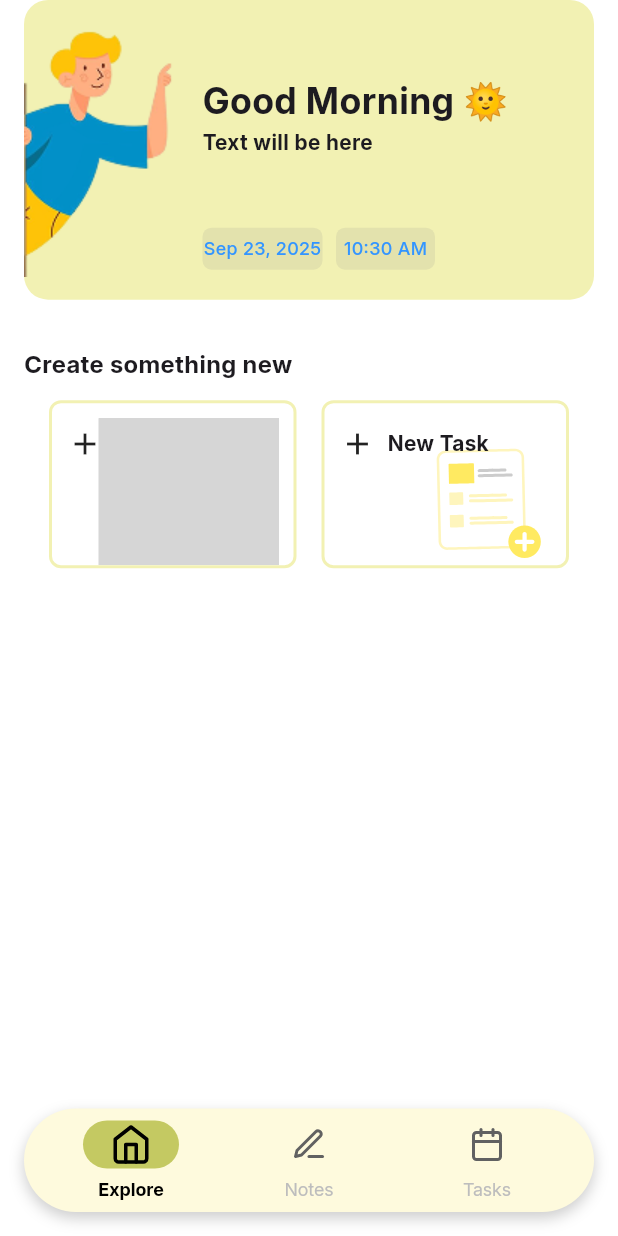
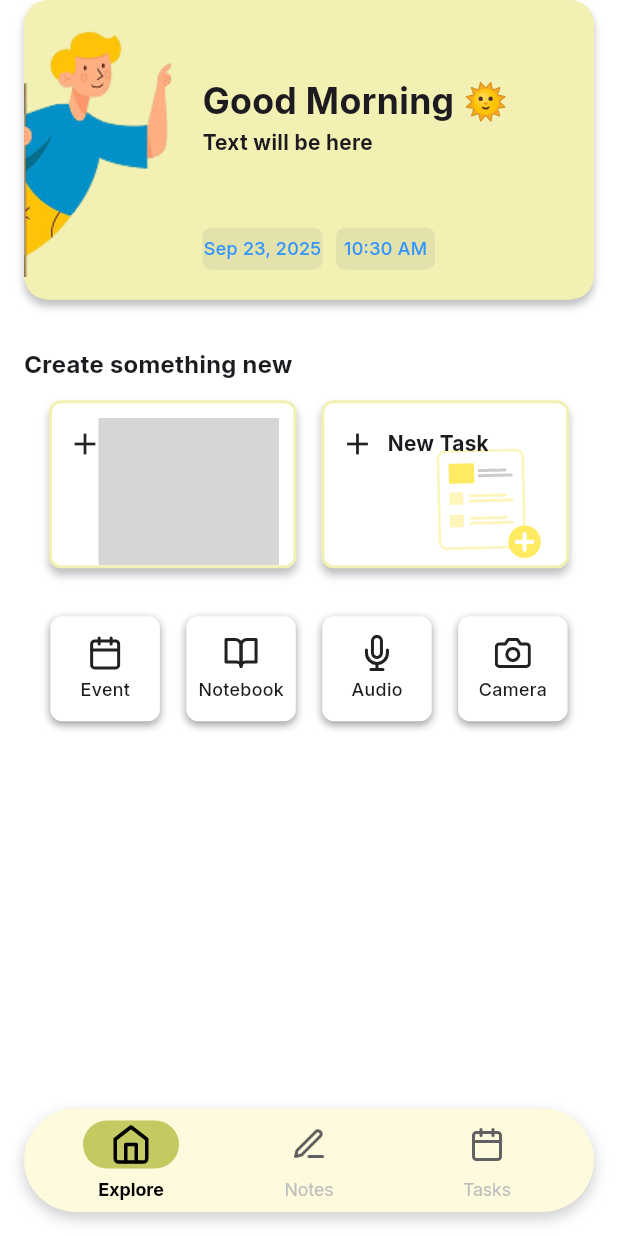
Before and after one commit to Ahmedmo1910/notes_app, a Flutter app: the screen it shows after launch, on a phone screen of 412 x 824 dp. Run offline on Flutter 3.47's test engine with Material 3 defaults, Android fonts, the phone set to English and light mode, and no system bars; our stand-ins replace flutter_svg, lottie; grey boxes are pictures that could not be loaded.

Commit message:
Add new icons and create different notes widget with styling

```diff
--- /dev/null
+++ b/lib/widgets/create_different_notes.dart
@@ -0,0 +1,43 @@
+import 'package:flutter/material.dart';
+import 'package:flutter_svg/flutter_svg.dart';
+import 'package:notes/utils/app_text_styles.dart';
+
+class CreateDifferentNotes extends StatelessWidget {
+  final String iconPath;
+  final String text;
+  const CreateDifferentNotes({
+    super.key,
+    required this.iconPath,
+    required this.text,
+  });
+
+  @override
+  Widget build(BuildContext context) {
+    return Container(
+      width: 73,
+      height: 70,
+      decoration: BoxDecoration(
+        color: Color(0XFFFFFFFF),
+        borderRadius: BorderRadius.circular(8),
+        boxShadow: [
+          BoxShadow(
+            color: Colors.grey[500] ?? Colors.grey,
+            offset: Offset(0, 2),
+            blurRadius: 4,
+            spreadRadius: 0,
+          ),
+        ],
+      ),
+      child: Column(
+        mainAxisSize: MainAxisSize.min,
+        mainAxisAlignment: MainAxisAlignment.center,
+        crossAxisAlignment: CrossAxisAlignment.center,
+        children: [
+          SvgPicture.asset(iconPath),
+          SizedBox(height: 4,),
+          Text(text, style: AppTextStyles.regular12),
+        ],
+      ),
+    );
+  }
+}
--- a/lib/widgets/create_something_new_widget.dart
+++ b/lib/widgets/create_something_new_widget.dart
@@ -13,7 +13,7 @@ class CreateSomethingNewWidget extends StatelessWidget {
     required this.text,
     required this.animationPath,
     required this.width,
-    required this.height
+    required this.height,
   });
 
   @override
@@ -24,21 +24,22 @@ class CreateSomethingNewWidget extends StatelessWidget {
       decoration: BoxDecoration(
         color: Colors.white,
         borderRadius: BorderRadius.circular(8),
-        border: Border.all(
-          color: AppColors.secondaryColor,
-          width: 2.0,
-        ),
+        border: Border.all(color: AppColors.secondaryColor, width: 2.0),
+        boxShadow: [
+          BoxShadow(
+            color: Colors.black.withOpacity(0.25),
+            offset: Offset(0, 4),
+            blurRadius: 4,
+            spreadRadius: 0,
+          ),
+        ],
       ),
       child: Stack(
         children: [
           Positioned(
             right: 10,
             top: 10,
-            child: Lottie.asset(
-              width: width,
-              height: height,
-              animationPath,
-            ),
+            child: Lottie.asset(width: width, height: height, animationPath),
           ),
           Positioned(
             top: 15,
--- a/lib/widgets/home_greeting_widget.dart
+++ b/lib/widgets/home_greeting_widget.dart
@@ -15,6 +15,14 @@ class HomeGreetingWidget extends StatelessWidget {
         decoration: BoxDecoration(
           color: AppColors.secondaryColor,
           borderRadius: BorderRadius.circular(16),
+          boxShadow: [
+            BoxShadow(
+              color: Colors.black.withOpacity(0.25),
+              offset: Offset(0, 4),
+              blurRadius: 4,
+              spreadRadius: 0,
+            ),
+          ],
         ),
         child: Row(
           children: [
--- a/lib/widgets/home_screen_body.dart
+++ b/lib/widgets/home_screen_body.dart
@@ -1,5 +1,6 @@
 import 'package:flutter/material.dart';
 import 'package:notes/utils/app_text_styles.dart';
+import 'package:notes/widgets/create_different_notes.dart';
 import 'package:notes/widgets/create_something_new_widget.dart';
 import 'package:notes/widgets/home_greeting_widget.dart';
 
@@ -35,6 +36,18 @@ class HomeScreenBody extends StatelessWidget {
                 ),
               ],
             ),
+            SizedBox(
+              height: 32,
+            ),
+            Row(
+              mainAxisAlignment: MainAxisAlignment.spaceEvenly,
+              children: [
+                CreateDifferentNotes(iconPath: 'assets/icons/event.svg', text: 'Event'),
+                CreateDifferentNotes(iconPath: 'assets/icons/note_book.svg', text: 'Notebook'),
+                CreateDifferentNotes(iconPath: 'assets/icons/mic.svg', text: 'Audio'),
+                CreateDifferentNotes(iconPath: 'assets/icons/camera.svg', text: 'Camera')
+              ],
+            )
           ],
         ),
       ),
```
Also changed, not shown: assets/icons/camera.svg (added), assets/icons/event.svg (added), assets/icons/mic.svg (added), assets/icons/note_book.svg (added).
